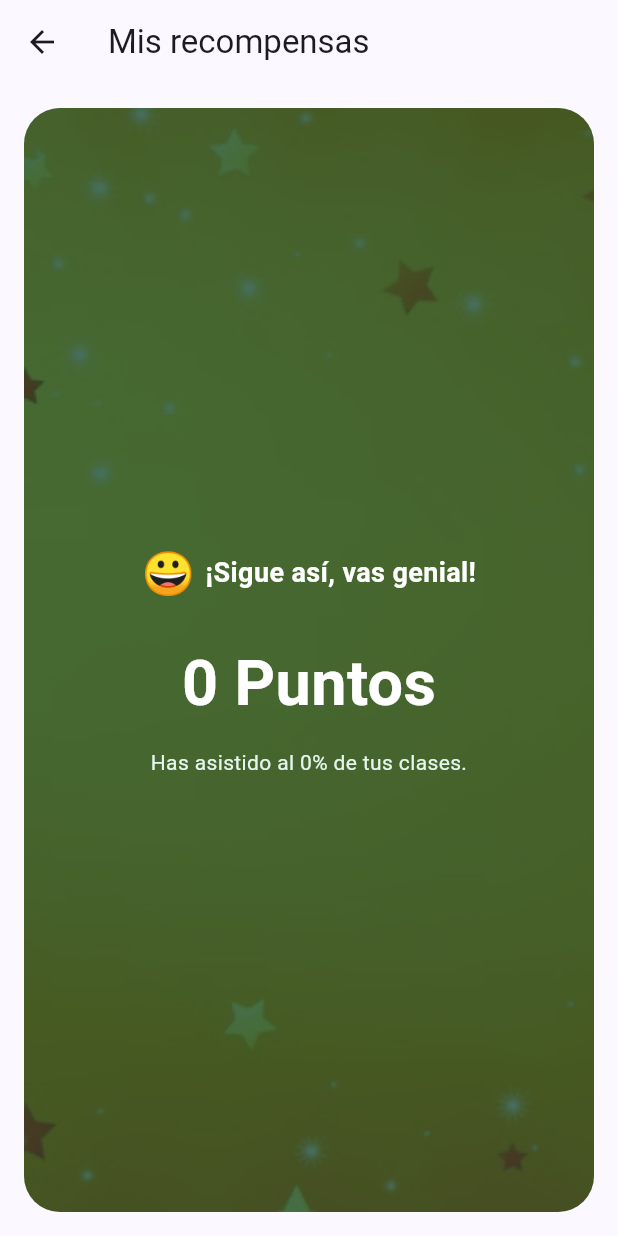
After one commit to mipcamus/tesis, a Flutter app: the screen it shows once a user with an empty profile is signed in, after a tap on "Ver mis recompensas", on a phone screen of 412 x 824 dp. The commit adds this screen. Run offline on Flutter 3.47's test engine with Material 3 defaults, Android fonts, the phone set to English and light mode, and no system bars; our stand-ins replace cloud_firestore, firebase_auth, firebase_core; accounts and stored records are empty.

Commit message:
se agrega sistema de recompensa de puntos al marcar asistencia

```diff
--- a/lib/screens/home_page.dart
+++ b/lib/screens/home_page.dart
@@ -18,6 +18,7 @@ import 'courses_page.dart';
 import 'create_user_page.dart';
 import 'create_course_page.dart';
 import 'teacher_courses_page.dart';
+import 'rewards_page.dart';
 
 class HomePage extends StatelessWidget {
   final String email;
@@ -88,6 +89,19 @@ class HomePage extends StatelessWidget {
 
                 const SizedBox(height: 20),
 
+                // NEW: botón para ver recompensas / puntos
+                ElevatedButton.icon(
+                  icon: const Icon(Icons.star),
+                  onPressed: () {
+                    Navigator.of(context).push(
+                      MaterialPageRoute(builder: (_) => const RewardsPage()),
+                    );
+                  },
+                  label: const Text('Ver mis recompensas'),
+                ),
+
+                const SizedBox(height: 20),
+
                 // Ver mis cursos (como profesor, usa teacher_id en courses)
                 if (isTeacher)
                   ElevatedButton.icon(
--- /dev/null
+++ b/lib/screens/rewards_page.dart
@@ -0,0 +1,25 @@
+// -----------------------------------------------------------------------------
+// Vista: RewardsPage
+// -----------------------------------------------------------------------------
+// Pantalla que muestra las recompensas del usuario.
+// Por ahora, se centra en mostrar el total de puntos de recompensa.
+// -----------------------------------------------------------------------------
+
+import 'package:flutter/material.dart';
+
+import '../widgets/reward_points_card.dart';
+
+class RewardsPage extends StatelessWidget {
+  const RewardsPage({super.key});
+
+  @override
+  Widget build(BuildContext context) {
+    return Scaffold(
+      appBar: AppBar(title: const Text('Mis recompensas')),
+      body: const Padding(
+        padding: EdgeInsets.all(16.0),
+        child: Center(child: RewardPointsCard()),
+      ),
+    );
+  }
+}
--- /dev/null
+++ b/lib/services/reward_service.dart
@@ -0,0 +1,76 @@
+// lib/services/reward_service.dart
+
+// -----------------------------------------------------------------------------
+// Servicio: RewardService
+// -----------------------------------------------------------------------------
+// Maneja los puntos de recompensa del usuario.
+// - Guarda los puntos en el documento del usuario en Firestore.
+// - Permite obtener, escuchar e incrementar los puntos.
+// -----------------------------------------------------------------------------
+
+import 'package:cloud_firestore/cloud_firestore.dart';
+import 'package:firebase_auth/firebase_auth.dart';
+
+class RewardService {
+  final FirebaseFirestore _firestore = FirebaseFirestore.instance;
+  final FirebaseAuth _auth = FirebaseAuth.instance;
+
+  String get _uid {
+    final user = _auth.currentUser;
+    if (user == null) {
+      throw Exception('No hay usuario logueado');
+    }
+    return user.uid;
+  }
+
+  DocumentReference<Map<String, dynamic>> get _current_user_doc {
+    return _firestore.collection('users').doc(_uid);
+  }
+
+  /// Obtiene los puntos actuales del usuario logueado.
+  Future<int> get_current_user_points() async {
+    final doc = await _current_user_doc.get();
+    if (!doc.exists) {
+      return 0;
+    }
+    final data = doc.data()!;
+    final points = data['reward_points'];
+    if (points is int) {
+      return points;
+    }
+    return 0;
+  }
+
+  /// Devuelve un stream con los puntos actuales del usuario logueado.
+  Stream<int> listen_current_user_points() {
+    return _current_user_doc.snapshots().map((snapshot) {
+      if (!snapshot.exists) {
+        return 0;
+      }
+      final data = snapshot.data()!;
+      final points = data['reward_points'];
+      if (points is int) {
+        return points;
+      }
+      return 0;
+    });
+  }
+
+  /// Incrementa en [points] los puntos del usuario actual.
+  /// Si el doc no existe, lo crea con ese valor.
+  Future<void> add_points_to_current_user(int points) async {
+    await _firestore.runTransaction((transaction) async {
+      final doc = await transaction.get(_current_user_doc);
+
+      if (!doc.exists) {
+        transaction.set(_current_user_doc, {
+          'reward_points': points,
+        }, SetOptions(merge: true));
+      } else {
+        final current = (doc.data()?['reward_points'] ?? 0) as int;
+        final updated = current + points;
+        transaction.update(_current_user_doc, {'reward_points': updated});
+      }
+    });
+  }
+}
--- /dev/null
+++ b/lib/widgets/reward_points_card.dart
@@ -0,0 +1,119 @@
+// -----------------------------------------------------------------------------
+// Widget: RewardPointsCard
+// -----------------------------------------------------------------------------
+// Muestra la cantidad total de puntos de recompensa del usuario actual.
+// Usa RewardService para escuchar los cambios en tiempo real.
+// -----------------------------------------------------------------------------
+
+import 'package:flutter/material.dart';
+
+import '../services/reward_service.dart';
+import '../services/attendance_stats_service.dart'; // NUEVO
+
+class RewardPointsCard extends StatelessWidget {
+  const RewardPointsCard({super.key});
+
+  @override
+  Widget build(BuildContext context) {
+    final rewardService = RewardService();
+    final attendanceStatsService = AttendanceStatsService(); // NUEVO
+
+    return Container(
+      decoration: BoxDecoration(
+        color: const Color(0xFF083F2D), // verde oscuro
+        borderRadius: BorderRadius.circular(24),
+        image: const DecorationImage(
+          image: AssetImage('assets/images/reward_wallpaper.jpg'),
+          fit: BoxFit.cover,
+          opacity: 0.25,
+        ),
+      ),
+      padding: const EdgeInsets.symmetric(vertical: 32, horizontal: 24),
+      child: Center(
+        // NUEVO: primero pedimos el % de asistencia total
+        child: FutureBuilder<double>(
+          future: attendanceStatsService
+              .get_total_attendance_percentage_for_current_student(),
+          builder: (context, attendanceSnapshot) {
+            double attendancePercent = 0;
+            if (attendanceSnapshot.hasData) {
+              attendancePercent = attendanceSnapshot.data ?? 0;
+              if (attendancePercent < 0) attendancePercent = 0;
+              if (attendancePercent > 100) attendancePercent = 100;
+            }
+
+            return StreamBuilder<int>(
+              stream: rewardService.listen_current_user_points(),
+              builder: (context, snapshot) {
+                if (snapshot.hasError) {
+                  return Text(
+                    'Error al cargar puntos: ${snapshot.error}',
+                    style: const TextStyle(color: Colors.white),
+                  );
+                }
+
+                if (!snapshot.hasData) {
+                  return const SizedBox(
+                    height: 40,
+                    width: 40,
+                    child: CircularProgressIndicator(color: Colors.white),
+                  );
+                }
+
+                final points = snapshot.data ?? 0;
+
+                return Column(
+                  mainAxisSize: MainAxisSize.min,
+                  children: [
+                    // Mensaje motivacional
+                    Row(
+                      mainAxisAlignment: MainAxisAlignment.center,
+                      children: const [
+                        Text(
+                          '😀 ',
+                          style: TextStyle(fontSize: 28, color: Colors.white),
+                        ),
+                        Text(
+                          '¡Sigue así, vas genial!',
+                          style: TextStyle(
+                            color: Colors.white,
+                            fontSize: 18,
+                            fontWeight: FontWeight.w600,
+                          ),
+                        ),
+                      ],
+                    ),
+
+                    const SizedBox(height: 24),
+
+                    // Número gigante
+                    Text(
+                      '$points Puntos',
+                      style: const TextStyle(
+                        fontSize: 42,
+                        fontWeight: FontWeight.bold,
+                        color: Colors.white,
+                      ),
+                    ),
+
+                    const SizedBox(height: 12),
+
+                    // TEXTO ACTUALIZADO: usa el % real
+                    Text(
+                      'Has asistido al ${attendancePercent.toStringAsFixed(0)}% de tus clases.',
+                      textAlign: TextAlign.center,
+                      style: const TextStyle(
+                        color: Color(0xFFE5F6EE),
+                        fontSize: 14,
+                      ),
+                    ),
+                  ],
+                );
+              },
+            );
+          },
+        ),
+      ),
+    );
+  }
+}
--- a/pubspec.yaml
+++ b/pubspec.yaml
@@ -61,8 +61,8 @@ flutter:
   uses-material-design: true
 
   # To add assets to your application, add an assets section, like this:
-  # assets:
-  #   - images/a_dot_burr.jpeg
+  assets:
+    - assets/images/reward_wallpaper.jpg
   #   - images/a_dot_ham.jpeg
 
   # An image asset can refer to one or more resolution-specific "variants", see
```
Also changed, not shown: lib/screens/attendance_page.dart (+81 -1 lines), lib/services/class_attendance_service.dart (+33 -4 lines), assets/images/reward_wallpaper.jpg (added).
